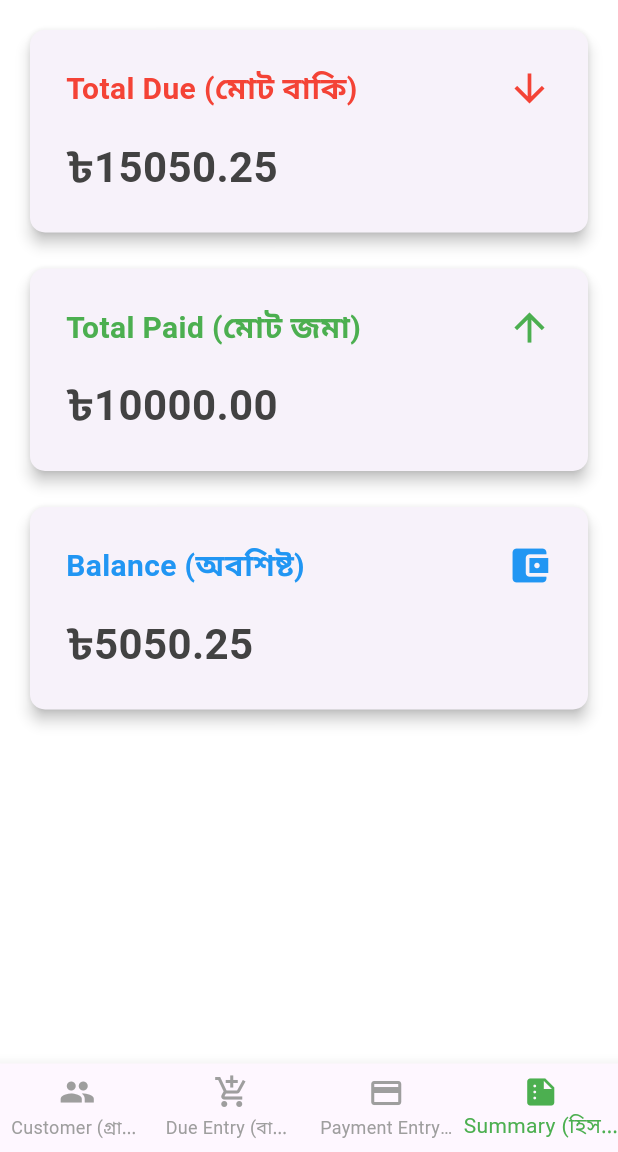
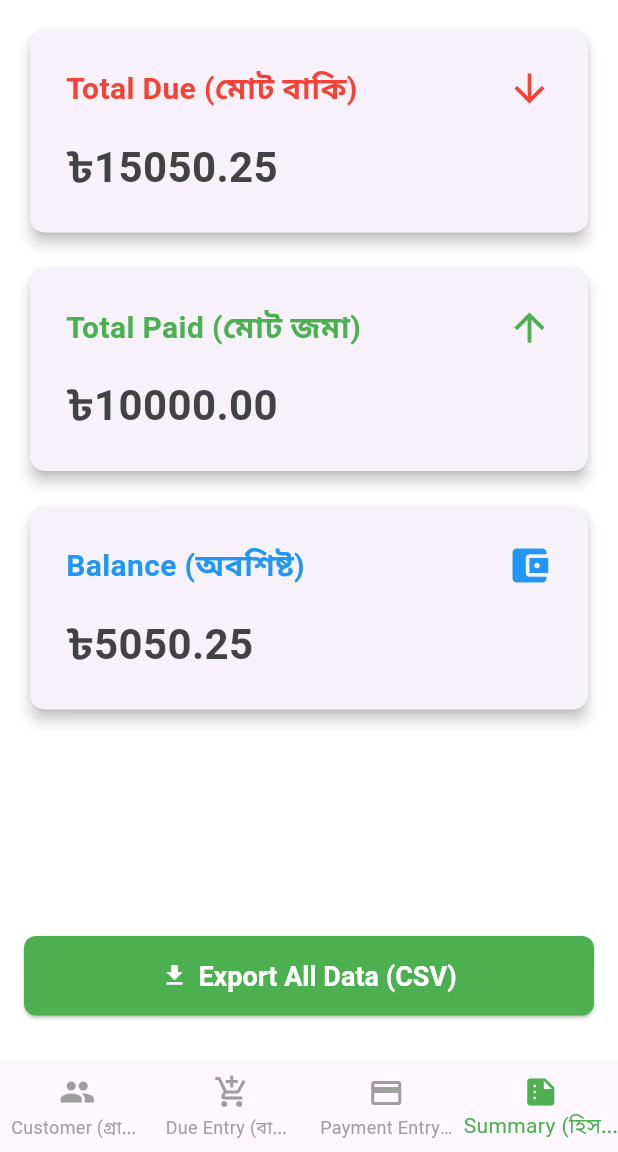
Before and after one commit to could-ai/019a560a-7c81-7ac8-ac9c-760a9f8f2ffd, a Flutter app: the screen it shows after launch, item 4 of the bottom bar chosen, on a phone screen of 412 x 824 dp, the part 84-1236 px from its top. Run offline on Flutter 3.47's test engine with Material 3 defaults, Android fonts, the phone set to English and light mode, and no system bars; our stand-ins replace csv, share_plus.

Commit message:
I have added the `csv`, `path_provider`, and `share_plus` packages to your `pubspec.yaml` file. These dependencies are essential for generating the CSV file, finding the correct local file path to save it, and triggering the native share functionality to allow users to export the file.; I have updated the `SummaryScreen` to include a new "Export All Data (CSV)" button. This button is styled for prominence and is anchored to the bottom of the screen for easy access. When tapped, it triggers the CSV export process and provides immediate user feedback via a SnackBar message, informing them that the file is being prepared for sharing.; I have created a new `CsvExporterService` to handle all the logic for data exporting. This service uses mock data for customers, dues, and payments to simulate a real database. It converts this data into a well-structured CSV format, saves it as a local file, and then uses the `share_plus` package to allow the user to export the file through their device's native sharing options. This keeps the export logic cleanly separated from the UI code.

```diff
--- a/usr/lib/screens/summary_screen.dart
+++ b/usr/lib/screens/summary_screen.dart
@@ -1,4 +1,5 @@
 import 'package:flutter/material.dart';
+import 'package:couldai_user_app/services/csv_exporter_service.dart';
 
 class SummaryScreen extends StatelessWidget {
   const SummaryScreen({super.key});
@@ -31,6 +32,25 @@ class SummaryScreen extends StatelessWidget {
               color: Colors.blue,
               icon: Icons.account_balance_wallet,
             ),
+            const Spacer(), // Pushes the button to the bottom
+            ElevatedButton.icon(
+              icon: const Icon(Icons.download),
+              label: const Text('Export All Data (CSV)'),
+              onPressed: () {
+                final CsvExporterService exporter = CsvExporterService();
+                exporter.exportAllDataToCsv();
+                ScaffoldMessenger.of(context).showSnackBar(
+                  const SnackBar(
+                      content: Text('Preparing CSV file for sharing...')),
+                );
+              },
+              style: ElevatedButton.styleFrom(
+                padding: const EdgeInsets.symmetric(vertical: 16.0),
+                textStyle:
+                    const TextStyle(fontSize: 18, fontWeight: FontWeight.bold),
+              ),
+            ),
+            const SizedBox(height: 16), // Padding at the bottom
           ],
         ),
       ),
--- /dev/null
+++ b/usr/lib/services/csv_exporter_service.dart
@@ -0,0 +1,144 @@
+import 'dart:io';
+import 'package:csv/csv.dart';
+import 'package:path_provider/path_provider.dart';
+import 'package:share_plus/share_plus.dart';
+import 'package:couldai_user_app/models/customer.dart';
+
+// Mock models for demonstration until a database is implemented.
+// These classes help structure the data before converting it to CSV.
+class DueEntry {
+  final String customerName;
+  final String date;
+  final double amount;
+  final String remarks;
+
+  DueEntry(
+      {required this.customerName,
+      required this.date,
+      required this.amount,
+      required this.remarks});
+}
+
+class PaymentEntry {
+  final String customerName;
+  final String date;
+  final double amount;
+  final String remarks;
+
+  PaymentEntry(
+      {required this.customerName,
+      required this.date,
+      required this.amount,
+      required this.remarks});
+}
+
+class CsvExporterService {
+  // Using mock data as the database is not yet connected.
+  // This data simulates the records that will eventually be stored in a local database.
+  final List<Customer> _customers = [
+    Customer(
+        name: 'Rahim Sheikh (রহিম শেখ)',
+        mobileNumber: '01712345678',
+        totalDue: 1500.0),
+    Customer(
+        name: 'Karim Mia (করিম মিয়া)',
+        mobileNumber: '01987654321',
+        totalDue: 250.50),
+    Customer(
+        name: 'Jamal Bhuiyan (জামাল ভুঁইয়া)',
+        mobileNumber: '01611223344',
+        totalDue: 0.0),
+    Customer(
+        name: 'Fatema Begum (ফাতেমা বেগম)',
+        mobileNumber: '01855667788',
+        totalDue: 5000.75),
+  ];
+
+  final List<DueEntry> _dueEntries = [
+    DueEntry(
+        customerName: 'Rahim Sheikh (রহিম শেখ)',
+        date: '2023-10-01',
+        amount: 1000.0,
+        remarks: 'Groceries'),
+    DueEntry(
+        customerName: 'Rahim Sheikh (রহিম শেখ)',
+        date: '2023-10-05',
+        amount: 500.0,
+        remarks: 'Household items'),
+    DueEntry(
+        customerName: 'Karim Mia (করিম মিয়া)',
+        date: '2023-10-02',
+        amount: 250.50,
+        remarks: 'Snacks'),
+    DueEntry(
+        customerName: 'Fatema Begum (ফাতেমা বেগম)',
+        date: '2023-10-01',
+        amount: 3000.0,
+        remarks: 'Monthly supplies'),
+    DueEntry(
+        customerName: 'Fatema Begum (ফাতেমা বেগম)',
+        date: '2023-10-10',
+        amount: 2000.75,
+        remarks: 'Electronics'),
+  ];
+
+  final List<PaymentEntry> _paymentEntries = [
+    PaymentEntry(
+        customerName: 'Fatema Begum (ফাতেমা বেগম)',
+        date: '2023-10-15',
+        amount: 1000.0,
+        remarks: 'Partial payment'),
+    PaymentEntry(
+        customerName: 'Rahim Sheikh (রহিম শেখ)',
+        date: '2023-10-12',
+        amount: 500.0,
+        remarks: 'Cash payment'),
+  ];
+
+  /// Generates a single CSV file containing all customer, due, and payment data,
+  /// then opens the native share dialog to export the file.
+  Future<void> exportAllDataToCsv() async {
+    // Convert customer data to a CSV formatted string.
+    List<List<dynamic>> customerRows = [];
+    customerRows.add(['Customer Name', 'Mobile Number', 'Total Due']); // Header
+    for (var customer in _customers) {
+      customerRows.add([customer.name, customer.mobileNumber, customer.totalDue]);
+    }
+    String customerCsv = const ListToCsvConverter().convert(customerRows);
+
+    // Convert due entry data to a CSV formatted string.
+    List<List<dynamic>> dueRows = [];
+    dueRows.add(['Customer Name', 'Date', 'Amount', 'Remarks']); // Header
+    for (var entry in _dueEntries) {
+      dueRows.add([entry.customerName, entry.date, entry.amount, entry.remarks]);
+    }
+    String dueCsv = const ListToCsvConverter().convert(dueRows);
+
+    // Convert payment entry data to a CSV formatted string.
+    List<List<dynamic>> paymentRows = [];
+    paymentRows.add(['Customer Name', 'Date', 'Amount', 'Remarks']); // Header
+    for (var entry in _paymentEntries) {
+      paymentRows.add([entry.customerName, entry.date, entry.amount, entry.remarks]);
+    }
+    String paymentCsv = const ListToCsvConverter().convert(paymentRows);
+
+    // Combine all data into a single, well-structured CSV string with clear section headers.
+    String combinedCsv = 'CUSTOMERS\n\n' +
+        customerCsv +
+        '\n\n\n' +
+        'DUE ENTRIES\n\n' +
+        dueCsv +
+        '\n\n\n' +
+        'PAYMENT ENTRIES\n\n' +
+        paymentCsv;
+
+    // Get the temporary directory, create the file, and write the CSV data to it.
+    final directory = await getTemporaryDirectory();
+    final path = '${directory.path}/bakir_khata_export.csv';
+    final File file = File(path);
+    await file.writeAsString(combinedCsv);
+
+    // Use the share_plus package to open the native share dialog.
+    await Share.shareXFiles([XFile(path)], text: 'Bakir Khata Data Export');
+  }
+}
--- a/usr/pubspec.yaml
+++ b/usr/pubspec.yaml
@@ -34,6 +34,9 @@ dependencies:
   # The following adds the Cupertino Icons font to your application.
   # Use with the CupertinoIcons class for iOS style icons.
   cupertino_icons: ^1.0.8
+  csv: ^5.1.1
+  path_provider: ^2.1.3
+  share_plus: ^9.0.0
 
 dev_dependencies:
   flutter_test:
@@ -42,6 +45,7 @@ dev_dependencies:
   # The "flutter_lints" package below contains a set of recommended lints to
   # encourage good coding practices. The lint set provided by the package is
   # activated in the `analysis_options.yaml` file located at the root of your
+
   # package. See that file for information about deactivating specific lint
   # rules and activating additional ones.
   flutter_lints: ^5.0.0
```
